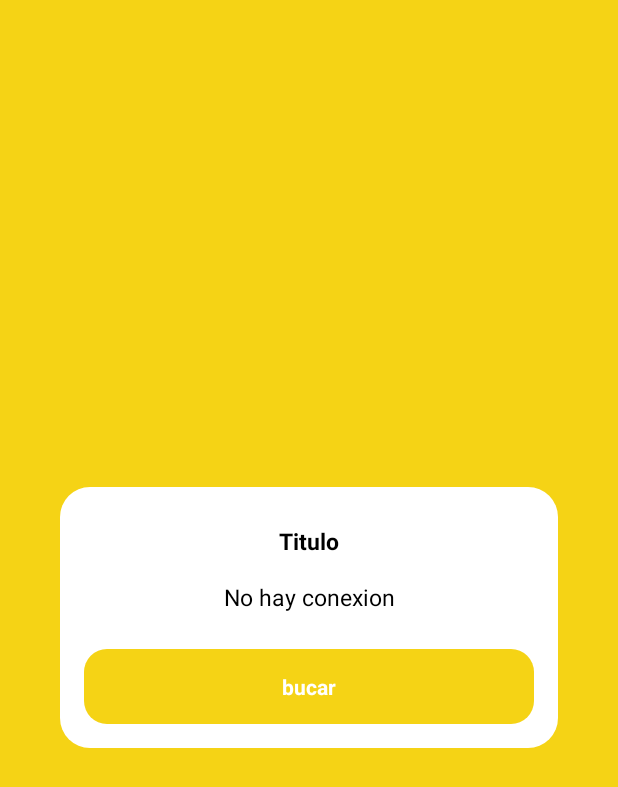
After one commit to AmandaTech/TestMercadoLibre, an Android app: the layout ml_dialog_message.xml on its own in the app's theme, with its tools: preview values and no code run, on a phone screen of 412 x 824 dp. The commit adds this screen. Shown: the top 787 px of the screen. Run offline under Robolectric (Android 15) with nearby library versions, the phone set to English and light mode, and no system bars.

Commit message:
[ADD] agragar mensajes de error con Dialog

```diff
--- a/app/src/main/AndroidManifest.xml
+++ b/app/src/main/AndroidManifest.xml
@@ -3,6 +3,7 @@
     xmlns:tools="http://schemas.android.com/tools"
     package="com.mx.testmercadolibre">
 
+    <uses-permission android:name="android.permission.ACCESS_NETWORK_STATE" />
     <uses-permission android:name="android.permission.INTERNET" />
 
 
--- a/app/src/main/java/com/mx/testmercadolibre/base/MLFragmentInteractorBase.kt
+++ b/app/src/main/java/com/mx/testmercadolibre/base/MLFragmentInteractorBase.kt
@@ -1,5 +1,6 @@
 package com.mx.testmercadolibre.base
 
+import android.content.Context
 import androidx.fragment.app.Fragment
 import com.mx.testmercadolibre.data.api.ResProducts
 import com.mx.testmercadolibre.utils.MLResource
@@ -11,4 +12,5 @@ interface MLFragmentInteractorBase {
     fun changeFragmentFlow(step: Int,productsId: String): Fragment
     fun handlerMessageErrorApigee(MLResource : MLResource<Any>) : Boolean
 
+
 }
--- /dev/null
+++ b/app/src/main/res/drawable/ml_border_button.xml
@@ -0,0 +1,12 @@
+<?xml version="1.0" encoding="utf-8"?>
+<shape xmlns:android="http://schemas.android.com/apk/res/android">
+    <solid
+        android:color="@color/yellow_dark"/>
+    <corners
+        android:radius="15dp" />
+    <padding
+        android:left="10dp"
+        android:top="10dp"
+        android:right="10dp"
+        android:bottom="10dp" />
+</shape>
--- /dev/null
+++ b/app/src/main/res/layout/ml_dialog_message.xml
@@ -0,0 +1,62 @@
+<?xml version="1.0" encoding="utf-8"?>
+<LinearLayout
+    xmlns:android="http://schemas.android.com/apk/res/android"
+    android:layout_width="wrap_content"
+    android:layout_height="wrap_content"
+    xmlns:app="http://schemas.android.com/apk/res-auto"
+    android:background="@drawable/ml_border"
+    android:layout_gravity="center"
+    android:padding="@dimen/margin_padding_size_medium"
+    android:orientation="vertical"
+    >
+
+    <View
+        android:layout_width="300dp"
+        android:layout_height="1dp"
+        app:layout_constraintTop_toTopOf="parent"
+        app:layout_constraintStart_toStartOf="parent"/>
+
+    <TextView
+        android:theme="@style/DialogMessageText"
+        android:id="@+id/tv_title"
+        android:layout_width="match_parent"
+        android:layout_height="wrap_content"
+        android:text="Titulo"
+        android:textStyle="bold"
+        android:padding="@dimen/margin_padding_size_small"
+        >
+
+    </TextView>
+
+    <TextView
+        android:theme="@style/DialogMessageText"
+        android:id="@+id/tv_message"
+        android:layout_width="match_parent"
+        android:layout_height="wrap_content"
+        android:text="No hay conexion"
+        android:padding="@dimen/margin_padding_size_small"
+        />
+
+    <LinearLayout
+        android:layout_marginTop="@dimen/margin_padding_size_medium"
+        android:layout_width="match_parent"
+        android:layout_height="match_parent"
+        android:background="?attr/selectableItemBackground">
+
+        <TextView
+            android:id="@+id/btn_primary"
+            android:layout_width="match_parent"
+            android:layout_height="wrap_content"
+            android:text="bucar"
+            android:textStyle="bold"
+            android:textColor="@color/white"
+            android:textAlignment="center"
+            android:gravity="center"
+            android:padding="@dimen/ml_txt_medium"
+            android:background="@drawable/ml_border_button"
+
+            />
+
+
+    </LinearLayout>
+</LinearLayout>
--- a/app/src/main/res/values/dimens.xml
+++ b/app/src/main/res/values/dimens.xml
@@ -4,4 +4,5 @@
     <dimen name="txt_large">18sp</dimen>
     <dimen name="margin_padding_size_medium">16dp</dimen>
     <dimen name="margin_padding_size_small">8dp</dimen>
+    <dimen name="ml_txt_medium">15sp</dimen>
 </resources>
--- a/app/src/main/res/values/strings.xml
+++ b/app/src/main/res/values/strings.xml
@@ -1,4 +1,8 @@
 <resources>
     <string name="app_name">MercadoLibre</string>
     <string name="st_init_search">Por favor inicia tu búsqueda</string>
+    <string name="st_internet_connection">¡Por favor revisa tu conexión!</string>
+    <string name="st_accept">Aceptar</string>
+    <string name="st_product_error">Si</string>
+    <!--    <string name="st_producto_error">Tenemos problemas para mostrar la informacion del producto, por favor intente mas tarde</string>-->
 </resources>
--- a/app/src/main/res/values/themes.xml
+++ b/app/src/main/res/values/themes.xml
@@ -3,6 +3,12 @@
     <style name="Theme.TestMercadoLibre" parent="Theme.MaterialComponents.NoActionBar">
         <item name="android:statusBarColor">@color/yellow_ligth</item>
         <item name="android:windowBackground">@color/yellow_ligth</item>
+    </style>
+    <style name="DialogMessageText">
+        <item name="android:textColor">@color/black</item>
+        <item name="android:textAlignment">center</item>
+        <item name="android:gravity">center</item>
+        <item name="android:textSize">@dimen/ml_txt_medium</item>
     </style>
     <style name="MLCustomShapeAppearanceBottomSheetDialog" parent="">
         <item name="cornerFamily">rounded</item>
@@ -19,4 +25,5 @@
     </style>
 
 
+
 </resources>
```
Also changed, not shown: app/src/main/java/com/mx/testmercadolibre/MLMainActivity.kt (+46 -7 lines), app/src/main/java/com/mx/testmercadolibre/module/MLFragmentProducts.kt (+22 -8 lines), app/src/main/java/com/mx/testmercadolibre/widget/MLDialogFactory.kt (added, +24 -0 lines), app/src/main/java/com/mx/testmercadolibre/widget/MLDialogMessage.kt (added, +84 -0 lines), app/src/main/java/com/mx/testmercadolibre/widget/MLDialogModel.kt (added, +23 -0 lines), 1 other file.
